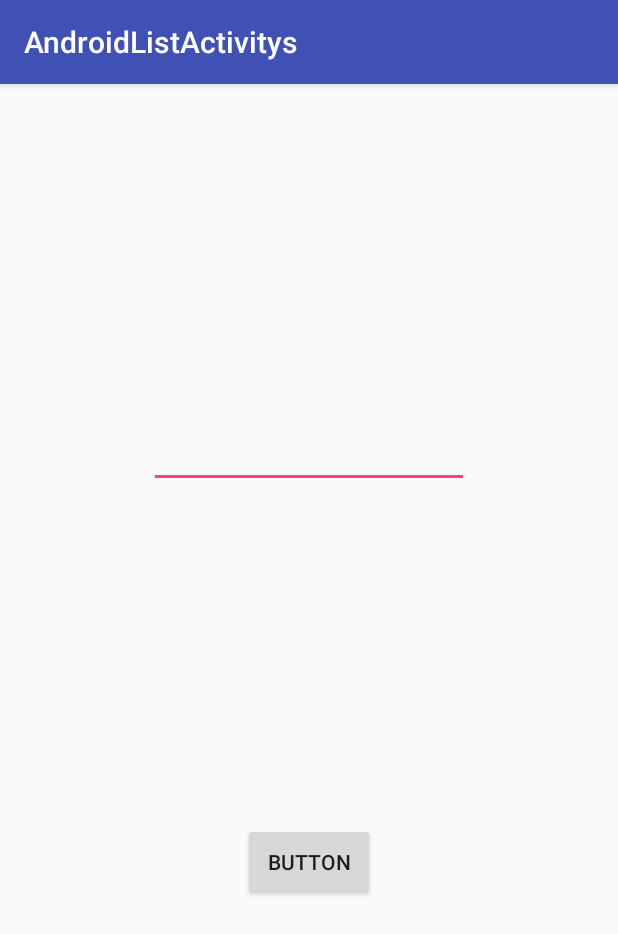
After one commit to SashaBerduchev/AndroidListActivitys, an Android app: the RequaestActivity screen opened directly, with no data from a screen before it, on a phone screen of 412 x 824 dp. The commit adds this screen. Shown: the top 934 px of the screen. Run offline under Robolectric (Android 15) with nearby library versions, the phone set to English and light mode, and no system bars.

Commit message:
AndroidListActivitys 1.4

```diff
--- a/app/build.gradle
+++ b/app/build.gradle
@@ -35,4 +35,6 @@ dependencies {
 
     implementation 'com.jjoe64:graphview:4.2.2'
 
+    implementation 'com.squareup.okhttp3:okhttp:3.12.0'
+
 }
--- a/app/src/main/AndroidManifest.xml
+++ b/app/src/main/AndroidManifest.xml
@@ -17,7 +17,9 @@
         android:label="@string/app_name"
         android:roundIcon="@mipmap/ic_launcher_round"
         android:supportsRtl="true"
+        android:networkSecurityConfig="@xml/network_security_config"
         android:theme="@style/AppTheme">
+
         <activity android:name=".MainActivity">
             <intent-filter>
                 <action android:name="android.intent.action.MAIN" />
@@ -48,7 +50,8 @@
         <activity android:name=".MathActivity" />
         <activity android:name=".ArrayActivity" />
         <activity android:name=".ListActivity" />
-        <activity android:name=".CyclesActivity"></activity>
+        <activity android:name=".CyclesActivity" />
+        <activity android:name=".RequaestActivity"></activity>
     </application>
 
 </manifest>
--- /dev/null
+++ b/app/src/main/java/com/example/student/androidlistactivitys/RequaestActivity.java
@@ -0,0 +1,62 @@
+package com.example.student.androidlistactivitys;
+
+import android.support.v7.app.AppCompatActivity;
+import android.os.Bundle;
+import android.util.Log;
+import android.view.View;
+import android.widget.Button;
+import android.widget.TextView;
+
+import java.io.IOException;
+
+import okhttp3.Request;
+import okhttp3.Response;
+
+public class RequaestActivity extends AppCompatActivity {
+
+    TextView urltext;
+    Button btnset;
+    okhttp3.OkHttpClient client = new okhttp3.OkHttpClient();
+
+    void execute (String url) throws IOException{
+        Request request = new Request.Builder().url(url).build();
+
+        Response response = client.newCall(request).execute();
+
+        Log.d("OKHTTP", response.body().string());
+
+
+
+
+    }
+
+    @Override
+    protected void onCreate(Bundle savedInstanceState) {
+        super.onCreate(savedInstanceState);
+        setContentView(R.layout.activity_requaest);
+
+        urltext = findViewById(R.id.editTextUrl);
+        btnset = findViewById(R.id.btnSet);
+
+        btnset.setOnClickListener(new View.OnClickListener() {
+            @Override
+            public void onClick(View v) {
+
+                new Thread(new Runnable() {
+                    @Override
+                    public void run() {
+                        try{
+                            execute(urltext.getText().toString());
+                        }catch (IOException e){
+                            e.printStackTrace();
+                        }
+                    }
+                })
+                .start();
+
+            }
+        });
+
+
+    }
+}
--- /dev/null
+++ b/app/src/main/res/layout/activity_requaest.xml
@@ -0,0 +1,29 @@
+<?xml version="1.0" encoding="utf-8"?>
+<android.support.constraint.ConstraintLayout xmlns:android="http://schemas.android.com/apk/res/android"
+    xmlns:app="http://schemas.android.com/apk/res-auto"
+    xmlns:tools="http://schemas.android.com/tools"
+    android:layout_width="match_parent"
+    android:layout_height="match_parent"
+    tools:context=".RequaestActivity">
+
+    <EditText
+        android:id="@+id/editTextUrl"
+        android:layout_width="wrap_content"
+        android:layout_height="wrap_content"
+        android:ems="10"
+        android:inputType="textMultiLine"
+        app:layout_constraintBottom_toTopOf="@+id/btnSet"
+        app:layout_constraintEnd_toEndOf="parent"
+        app:layout_constraintStart_toStartOf="parent"
+        app:layout_constraintTop_toTopOf="parent" />
+
+    <Button
+        android:id="@+id/btnSet"
+        android:layout_width="wrap_content"
+        android:layout_height="51dp"
+        android:text="Button"
+        app:layout_constraintBottom_toBottomOf="parent"
+        app:layout_constraintEnd_toEndOf="parent"
+        app:layout_constraintStart_toStartOf="parent"
+        app:layout_constraintTop_toBottomOf="@+id/editTextUrl" />
+</android.support.constraint.ConstraintLayout>
--- /dev/null
+++ b/app/src/main/res/xml/network_security_config.xml
@@ -0,0 +1,6 @@
+<?xml version="1.0" encoding="utf-8"?>
+<network-security-config>
+    <domain-config cleartextTrafficPermitted="true">
+        <domain includeSubdomains="true">127.0.0.1</domain>
+    </domain-config>
+</network-security-config>
```
Also changed, not shown: app/src/main/java/com/example/student/androidlistactivitys/MainActivity.java (+16 -1 lines), app/src/main/res/layout/activity_main.xml (+10 -0 lines).
